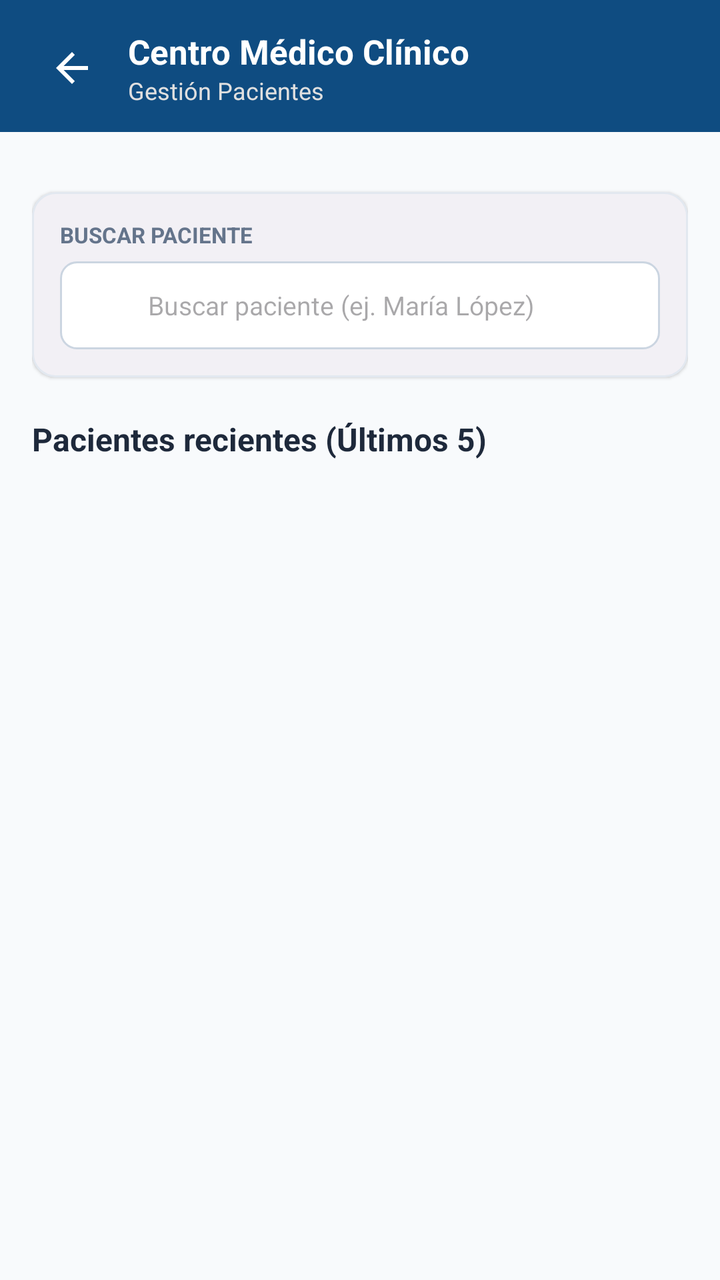
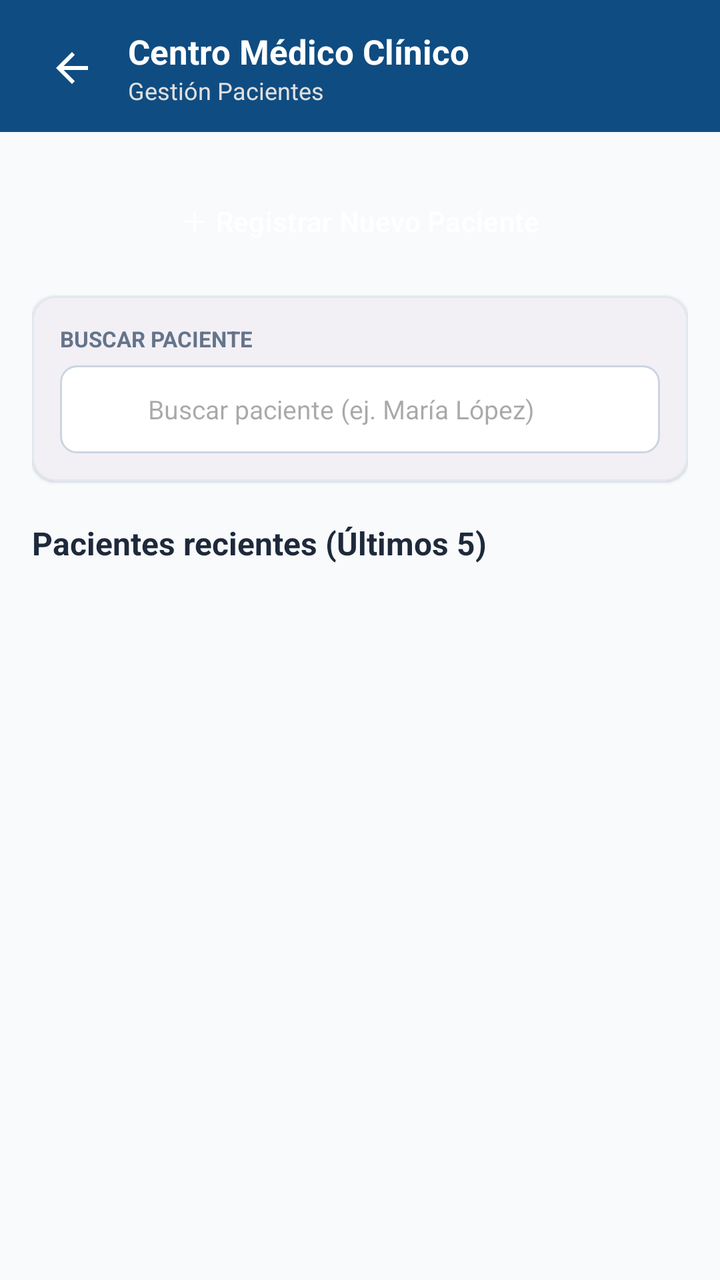

An Android layout rendered at two revisions. The XML below is the earlier revision; the diff shows what the commit changed to produce the second picture.
<!-- AndroidManifest.xml: activity theme Theme.GuiaFarmaceutica -->
<!-- res/layout/activity_gestion_clinica.xml -->
<?xml version="1.0" encoding="utf-8"?>
<androidx.coordinatorlayout.widget.CoordinatorLayout xmlns:android="http://schemas.android.com/apk/res/android"
    xmlns:app="http://schemas.android.com/apk/res-auto"
    android:layout_width="match_parent"
    android:layout_height="match_parent"
    android:background="#F8FAFC">

    
    <com.google.android.material.appbar.AppBarLayout
        android:layout_width="match_parent"
        android:layout_height="wrap_content"
        android:background="#0F4C81"
        app:elevation="4dp"
        app:liftOnScroll="false">

        <LinearLayout
            android:layout_width="match_parent"
            android:layout_height="wrap_content"
            android:gravity="center_vertical"
            android:orientation="horizontal"
            android:paddingHorizontal="16dp"
            android:paddingTop="14dp"
            android:paddingBottom="12dp">

            <ImageButton
                android:id="@+id/btn_back"
                android:layout_width="40dp"
                android:layout_height="40dp"
                android:background="?attr/selectableItemBackgroundBorderless"
                android:contentDescription="Atrás"
                android:src="@drawable/ic_back_arrow" />

            <LinearLayout
                android:layout_width="0dp"
                android:layout_height="wrap_content"
                android:layout_marginStart="8dp"
                android:layout_weight="1"
                android:orientation="vertical">

                <TextView
                    android:id="@+id/text_header_clinica"
                    android:layout_width="wrap_content"
                    android:layout_height="wrap_content"
                    android:text="Centro Médico Clínico"
                    android:textColor="@android:color/white"
                    android:textSize="17sp"
                    android:textStyle="bold" />

                <TextView
                    android:layout_width="wrap_content"
                    android:layout_height="wrap_content"
                    android:text="Gestión Pacientes"
                    android:textColor="#E0E0E0"
                    android:textSize="12sp" />
            </LinearLayout>

        </LinearLayout>

    </com.google.android.material.appbar.AppBarLayout>

    <androidx.core.widget.NestedScrollView
        android:layout_width="match_parent"
        android:layout_height="match_parent"
        android:paddingBottom="60dp"
        app:layout_behavior="@string/appbar_scrolling_view_behavior">

        <LinearLayout
            android:layout_width="match_parent"
            android:layout_height="wrap_content"
            android:orientation="vertical"
            android:padding="16dp">

            
            <com.google.android.material.card.MaterialCardView
                android:layout_width="match_parent"
                android:layout_height="wrap_content"
                android:layout_marginTop="14dp"
                app:cardCornerRadius="12dp"
                app:cardElevation="1dp"
                app:strokeColor="#E2E8F0"
                app:strokeWidth="1dp">

                <LinearLayout
                    android:layout_width="match_parent"
                    android:layout_height="wrap_content"
                    android:orientation="vertical"
                    android:padding="14dp">

                    <TextView
                        android:layout_width="wrap_content"
                        android:layout_height="wrap_content"
                        android:text="BUSCAR PACIENTE"
                        android:textColor="#64748B"
                        android:textSize="11sp"
                        android:textStyle="bold" />

                    <EditText
                        android:id="@+id/edit_buscar_paciente"
                        android:layout_width="match_parent"
                        android:layout_height="44dp"
                        android:layout_marginTop="6dp"
                        android:background="@drawable/bg_edittext_demo"
                        android:drawableStart="@drawable/ic_search_catalog"
                        android:drawablePadding="8dp"
                        android:hint="Buscar paciente (ej. María López)"
                        android:inputType="text"
                        android:paddingHorizontal="12dp"
                        android:textSize="13sp" />

                </LinearLayout>

            </com.google.android.material.card.MaterialCardView>

            
            <TextView
                android:layout_width="match_parent"
                android:layout_height="wrap_content"
                android:layout_marginTop="20dp"
                android:text="Pacientes recientes (Últimos 5)"
                android:textColor="#1E293B"
                android:textSize="16sp"
                android:textStyle="bold" />

            <TextView
                android:id="@+id/text_empty_pacientes"
                android:layout_width="match_parent"
                android:layout_height="wrap_content"
                android:layout_marginTop="12dp"
                android:gravity="center"
                android:text="No hay pacientes registrados aún."
                android:textColor="#9E9E9E"
                android:textSize="13sp"
                android:visibility="gone" />

            <androidx.recyclerview.widget.RecyclerView
                android:id="@+id/recycler_pacientes_recientes"
                android:layout_width="match_parent"
                android:layout_height="wrap_content"
                android:layout_marginTop="10dp"
                android:nestedScrollingEnabled="false" />

        </LinearLayout>

    </androidx.core.widget.NestedScrollView>

</androidx.coordinatorlayout.widget.CoordinatorLayout>
<!-- resources referenced by this layout -->
<resources>
  <!-- drawable bg_edittext_demo (drawable) -->
  <?xml version="1.0" encoding="utf-8"?>
  <shape xmlns:android="http://schemas.android.com/apk/res/android" android:shape="rectangle">
      <solid android:color="#FFFFFF" />
      <corners android:radius="8dp" />
      <stroke android:width="1dp" android:color="#CBD5E1" />
  </shape>
  <!-- drawable ic_back_arrow (drawable) -->
  <vector xmlns:android="http://schemas.android.com/apk/res/android"
      android:width="24dp"
      android:height="24dp"
      android:viewportWidth="24"
      android:viewportHeight="24">
      <path
          android:fillColor="@android:color/white"
          android:pathData="M20,11H7.83l5.59,-5.59L12,4l-8,8 8,8 1.41,-1.41L7.83,13H20v-2z" />
  </vector>
  <!-- drawable ic_search_catalog (drawable) -->
  <?xml version="1.0" encoding="utf-8"?>
  <vector xmlns:android="http://schemas.android.com/apk/res/android"
      android:width="24dp"
      android:height="24dp"
      android:viewportWidth="24"
      android:viewportHeight="24">
      
      <path
          android:fillColor="@android:color/white"
          android:pathData="M3,8V5c0,-1.1 0.9,-2 2,-2h3v2H5v3H3zM16,3h3c1.1,0 2,0.9 2,2v3h-2V5h-3V3zM3,16v3c0,1.1 0.9,2 2,2h3v-2H5v-3H3zM19,16v3h-3v2h3c1.1,0 2,-0.9 2,-2v-3h-2z" />
      
      <path
          android:fillColor="@android:color/white"
          android:pathData="M11,7h2v3h3v2h-3v3h-2v-3H8v-2h3V7z" />
      
      <path
          android:fillColor="@android:color/white"
          android:pathData="M2,11.5h20v1H2z" />
  </vector>
  <style name="Theme.GuiaFarmaceutica" parent="Theme.Material3.DayNight.NoActionBar">
          <item name="colorPrimary">@color/verde_farmacia</item>
          <item name="colorOnPrimary">@android:color/white</item>
          <item name="colorSecondary">@color/azul_clinico</item>
      </style>
  <color name="verde_farmacia">#1B7A4D</color>
  <color name="azul_clinico">#1565C0</color>
</resources>

<!-- the commit's change to res/layout/activity_gestion_clinica.xml (unified diff, before → after) -->
@@ -69,6 +69,19 @@
             android:layout_height="wrap_content"
             android:orientation="vertical"
             android:padding="16dp">
+
+            
+            <Button
+                android:id="@+id/btn_nuevo_paciente"
+                style="@style/Widget.Material3.Button"
+                android:layout_width="match_parent"
+                android:layout_height="wrap_content"
+                android:layout_marginTop="4dp"
+                android:backgroundTint="#0F4C81"
+                android:text="＋ Registrar Nuevo Paciente"
+                android:textColor="@android:color/white"
+                app:icon="@android:drawable/ic_input_add"
+                app:iconTint="@android:color/white" />
 
             
             <com.google.android.material.card.MaterialCardView
